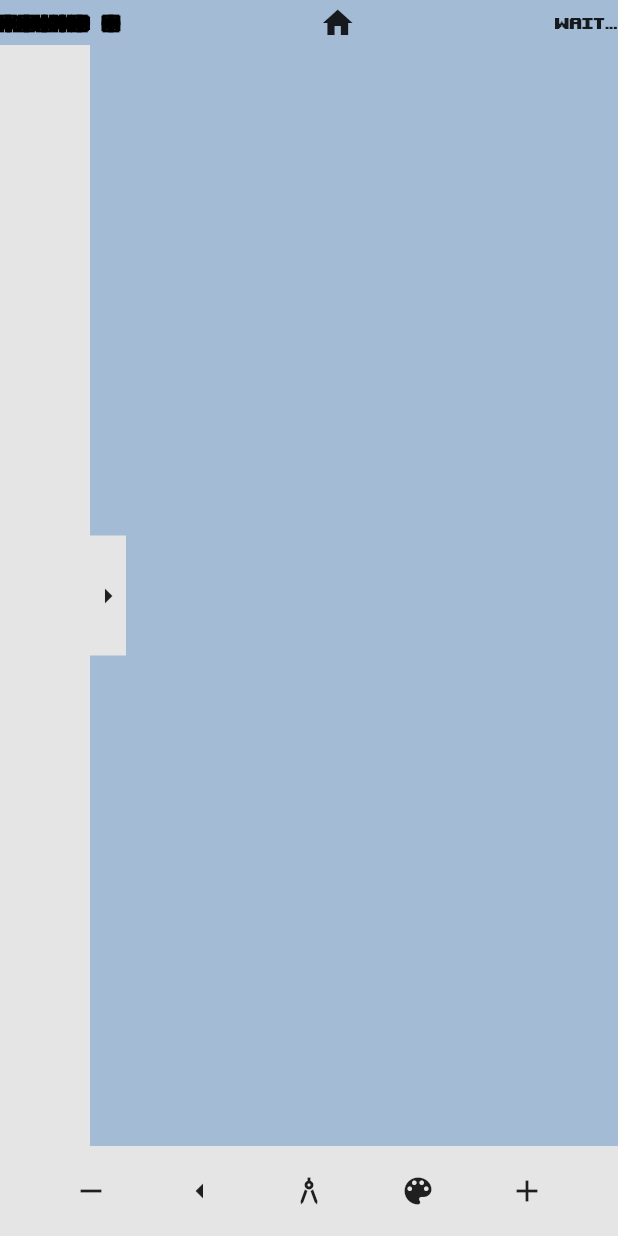
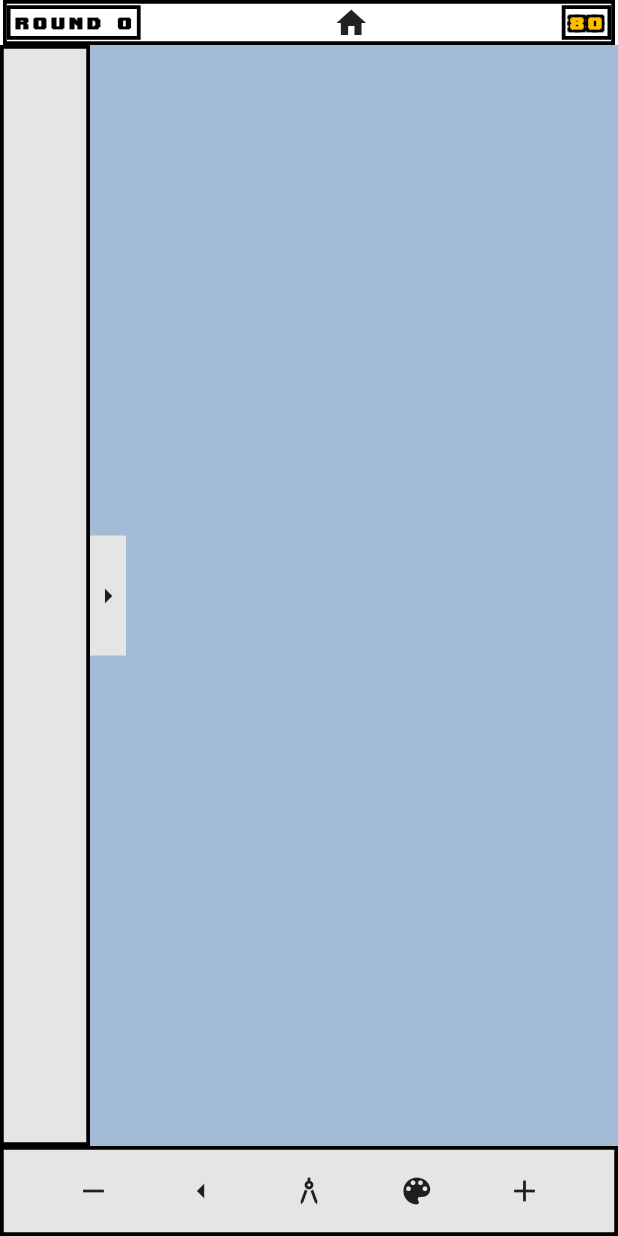
Before and after one commit to HoussemRabah/scribble, a Flutter app: the GamePage screen opened directly, on a phone screen of 412 x 824 dp. Run offline on Flutter 3.47's test engine with Material 2 defaults, Android fonts, the phone set to English and light mode, and no system bars; our stand-ins replace bloc, cloud_firestore, firebase_auth, flutter_bloc, flutter_svg, shared_preferences; missing offline and left inert: firebase, flutter_drawing_board, flutter_timer_countdown, painter2; accounts and stored records are empty; network calls fail.

Commit message:
improve UI

```diff
--- a/lib/UI/pages/gamePage.dart
+++ b/lib/UI/pages/gamePage.dart
@@ -8,6 +8,7 @@ import 'package:flutter_svg/flutter_svg.dart';
 import 'package:flutter_timer_countdown/flutter_timer_countdown.dart';
 import 'package:painter2/painter2.dart';
 import 'package:scribble/UI/widgets/buttons.dart';
+import 'package:scribble/UI/widgets/decor.dart';
 import 'package:scribble/bloc/game/game_bloc.dart';
 import 'package:scribble/bloc/roomBloc/room_bloc.dart';
 import 'package:scribble/constants.dart';
@@ -79,6 +80,9 @@ class ButtomBar extends StatelessWidget {
     return Container(
       color: Color(0xFFE5E5E5),
       height: 60,
+      child: Cadre(
+        child: Container(
+          color: Color(0xFFE5E5E5),
           child: Row(
             mainAxisAlignment: MainAxisAlignment.spaceEvenly,
             children: [
@@ -102,6 +106,8 @@ class ButtomBar extends StatelessWidget {
               Icon(Icons.add),
             ],
           ),
+        ),
+      ),
     );
   }
 }
@@ -124,12 +130,17 @@ class CentrePage extends StatelessWidget {
                   width: 60,
                   height: MediaQuery.of(context).size.height - 30 - 60,
                   color: Color(0xFFE5E5E5),
+                  child: Cadre(
+                    child: Container(
+                      color: Color(0xFFE5E5E5),
                       child: SingleChildScrollView(
                         child: Column(
                           children: [
                             for (Player player in roomBloc.players)
                               PlayerContainer(player: player),
                           ],
+                        ),
+                      ),
                     ),
                   ),
                 );
@@ -243,10 +254,15 @@ class PlayerContainer extends StatelessWidget {
               ? Colors.blueAccent
               : Colors.transparent,
           child: Column(
+            mainAxisAlignment: MainAxisAlignment.center,
+            crossAxisAlignment: CrossAxisAlignment.center,
             children: [
               Text(
                 numberFormat(player.totalScore),
                 style: textStyleError,
+              ),
+              SizedBox(
+                height: 8.0,
               ),
               SvgPicture.asset(
                 player.avatar,
@@ -254,9 +270,20 @@ class PlayerContainer extends StatelessWidget {
                 fit: BoxFit.fitWidth,
                 width: 50,
               ),
-              Text(
+              SizedBox(
+                height: 8.0,
+              ),
+              Padding(
+                padding: const EdgeInsets.only(left: 1.0, right: 1.0),
+                child: Text(
                   player.name,
-                style: textStyleError,
+                  textAlign: TextAlign.center,
+                  style: textStyleSmall
+                      .copyWith(color: colorMain, fontSize: 10.0, shadows: []),
+                ),
+              ),
+              SizedBox(
+                height: 8.0,
               ),
             ],
           ),
@@ -276,9 +303,11 @@ class MessageBox extends StatelessWidget {
 
   @override
   Widget build(BuildContext context) {
-    return Container(
-      color: colorFront,
-      padding: EdgeInsets.all(2.0),
+    return AnimatedContainer(
+      duration: Duration(milliseconds: 500),
+      color: Color(0xFFE0E0E0),
+      padding: EdgeInsets.all(4.0),
+      width: 200 - 8,
       child: Column(
         children: [
           Text(
@@ -287,7 +316,7 @@ class MessageBox extends StatelessWidget {
           ),
           Text(
             message.content,
-            style: textStyleSmall.copyWith(color: Colors.white),
+            style: textStyleSmall.copyWith(color: Colors.white, shadows: []),
           ),
         ],
       ),
@@ -305,22 +334,46 @@ class HighBar extends StatelessWidget {
     return BlocBuilder<GameBloc, GameState>(
       builder: (context, state) {
         return Container(
+          padding: EdgeInsets.fromLTRB(2.0, 0, 2.0, 0),
           height: 30,
+          color: Colors.white,
+          child: Cadre(
+            child: Container(
+              color: Colors.white,
               child: Row(
                   mainAxisAlignment: MainAxisAlignment.spaceBetween,
                   crossAxisAlignment: CrossAxisAlignment.center,
                   children: [
-                Container(
+                    Cadre(
+                      child: Container(
+                        padding: EdgeInsets.all(2.0),
+                        color: Colors.white,
                         child: Text(
                           "round ${gameBloc.currentRound}",
-                    style: textStyleSmall.copyWith(color: Colors.black),
+                          style: textStyleSmall
+                              .copyWith(color: Colors.black, shadows: []),
                         ),
                       ),
-                Icon(Icons.home),
-                if (gameBloc.beginTime != null)
-                  Container(child: new Counter(time: gameBloc.beginTime!)),
-                if (gameBloc.beginTime == null) Text('wait...'),
+                    ),
+                    GestureDetector(
+                        onTap: () {
+                          Navigator.of(context).pushReplacement(
+                              MaterialPageRoute(builder: (context) => Home()));
+                        },
+                        child: Icon(Icons.home)),
+                    Cadre(
+                        child: Container(
+                            padding: EdgeInsets.all(2.0),
+                            color: Colors.white,
+                            child: (gameBloc.beginTime != null)
+                                ? new Counter(time: gameBloc.beginTime!)
+                                : Text(
+                                    "80",
+                                    style: textStyleSmall,
+                                  ))),
                   ]),
+            ),
+          ),
         );
       },
     );
@@ -339,6 +392,7 @@ class Counter extends StatelessWidget {
         },
         format: CountDownTimerFormat.secondsOnly,
         enableDescriptions: false,
+        timeTextStyle: textStyleSmall,
         endTime: time.toDate().add(Duration(seconds: 80)));
   }
 }
--- a/lib/module/Draw.dart
+++ b/lib/module/Draw.dart
@@ -15,7 +15,7 @@ class Draw {
   }
 
   undoDraw() {
-    points.removeLast();
+    if (points.isNotEmpty) points.removeLast();
   }
 
   removeDraw() {
```
Lines whose indentation alone changed are shown as unchanged.
